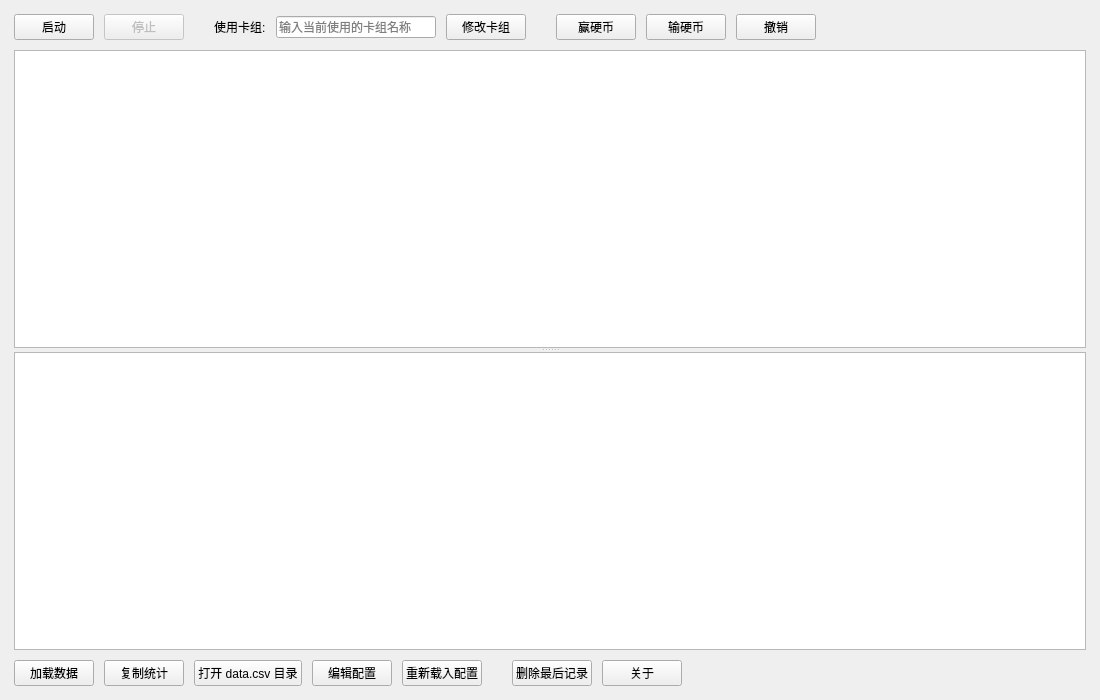
Above: ui/main_window.ui from learbox/mdstats_py before the change. Below: the same form after it.
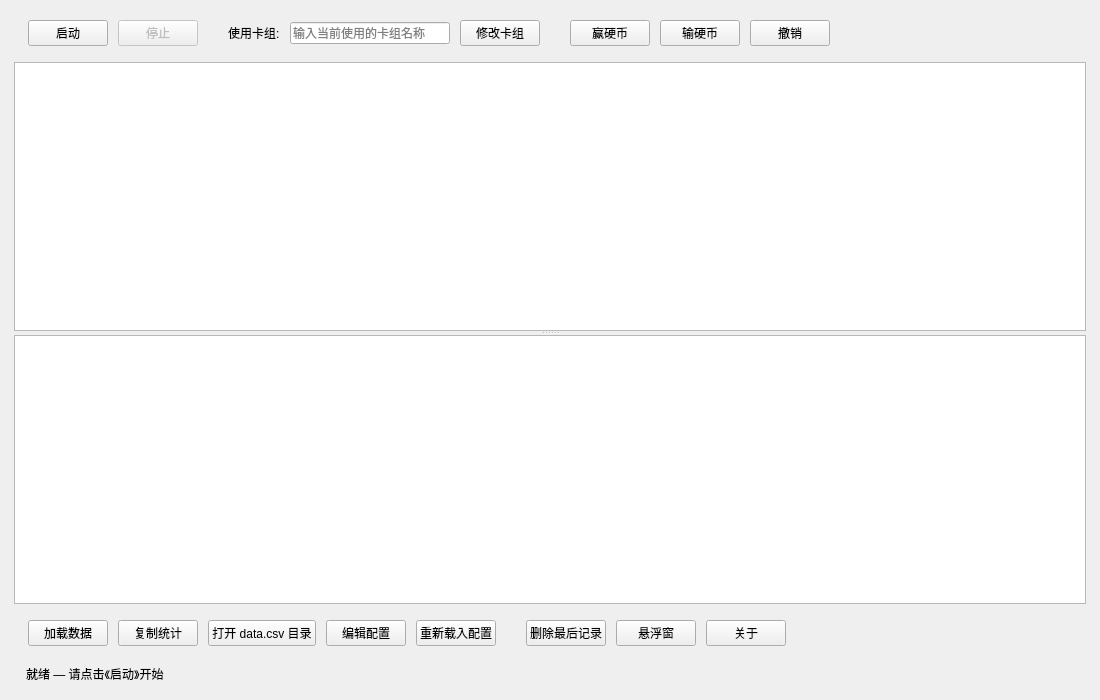
That is the form after the change.

Commit message:
refactor: 将 topPanel/bottomPanel/customStatusBar/btn_float 移入 .ui 文件
- main_window.ui: ctrlLayout/bottomLayout 用 QFrame 包裹，新增 btn_float、customStatusBar
- main_window.py: 删除 _wrap_layouts_in_frames、硬编码控件创建，改用 findChild

Patch:
```diff
--- a/ui/main_window.ui
+++ b/ui/main_window.ui
@@ -30,10 +30,26 @@
     <number>14</number>
    </property>
    <item>
+    <widget class="QFrame" name="topPanel">
+     <property name="frameShape">
+      <enum>QFrame::NoFrame</enum>
+     </property>
     <layout class="QHBoxLayout" name="ctrlLayout">
      <property name="spacing">
       <number>10</number>
      </property>
+      <property name="leftMargin">
+       <number>14</number>
+      </property>
+      <property name="topMargin">
+       <number>6</number>
+      </property>
+      <property name="rightMargin">
+       <number>14</number>
+      </property>
+      <property name="bottomMargin">
+       <number>6</number>
+      </property>
      <item>
       <widget class="QPushButton" name="btn_start">
        <property name="text">
@@ -148,6 +164,7 @@
       </spacer>
      </item>
     </layout>
+    </widget>
    </item>
    <item>
     <widget class="QSplitter" name="splitter">
@@ -176,10 +193,26 @@
     </widget>
    </item>
    <item>
+    <widget class="QFrame" name="bottomPanel">
+     <property name="frameShape">
+      <enum>QFrame::NoFrame</enum>
+     </property>
     <layout class="QHBoxLayout" name="bottomLayout">
      <property name="spacing">
       <number>10</number>
      </property>
+      <property name="leftMargin">
+       <number>14</number>
+      </property>
+      <property name="topMargin">
+       <number>6</number>
+      </property>
+      <property name="rightMargin">
+       <number>14</number>
+      </property>
+      <property name="bottomMargin">
+       <number>6</number>
+      </property>
      <item>
       <widget class="QPushButton" name="btn_reload">
        <property name="text">
@@ -238,6 +271,13 @@
        </property>
       </widget>
      </item>
+      <item>
+       <widget class="QPushButton" name="btn_float">
+        <property name="text">
+         <string>悬浮窗</string>
+        </property>
+       </widget>
+      </item>
      <item>
       <widget class="QPushButton" name="btn_about">
        <property name="text">
@@ -259,6 +299,45 @@
       </spacer>
      </item>
     </layout>
+    </widget>
+   </item>
+   <item>
+    <widget class="QFrame" name="customStatusBar">
+     <property name="frameShape">
+      <enum>QFrame::NoFrame</enum>
+     </property>
+     <layout class="QHBoxLayout" name="statusLayout">
+      <property name="spacing">
+       <number>10</number>
+      </property>
+      <property name="leftMargin">
+       <number>12</number>
+      </property>
+      <property name="topMargin">
+       <number>3</number>
+      </property>
+      <property name="rightMargin">
+       <number>12</number>
+      </property>
+      <property name="bottomMargin">
+       <number>3</number>
+      </property>
+      <item>
+       <widget class="QLabel" name="statusMessage">
+        <property name="text">
+         <string>就绪 — 请点击《启动》开始</string>
+        </property>
+       </widget>
+      </item>
+      <item>
+       <widget class="QLabel" name="infoLabel">
+        <property name="text">
+         <string/>
+        </property>
+       </widget>
+      </item>
+     </layout>
+    </widget>
    </item>
   </layout>
  </widget>
```
Lines whose indentation alone changed are shown as unchanged. The commit also changes 1 other file.
